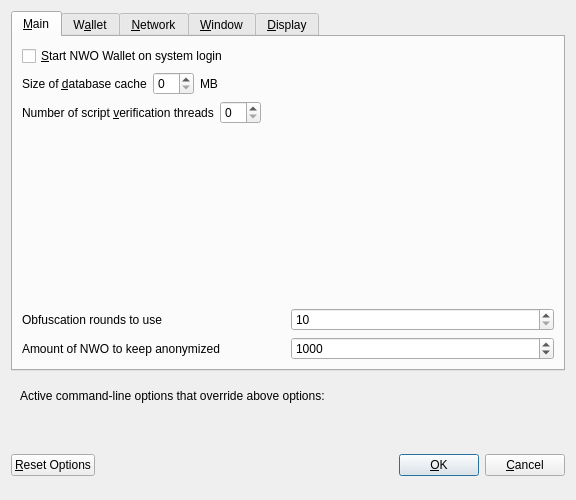
Old version of the form src/qt/forms/optionsdialog.ui in the repository mallmanator/SwampCoin.
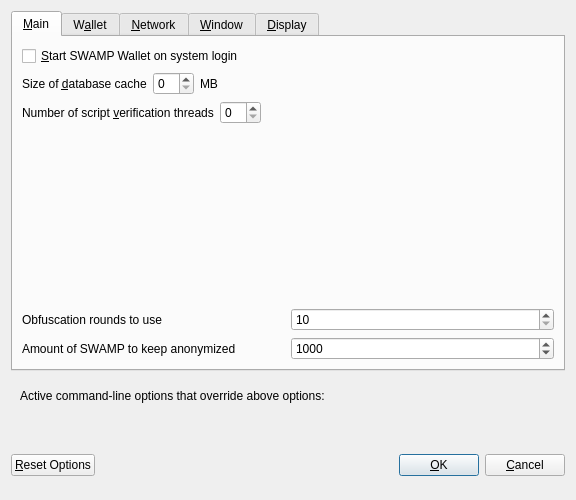
New version of the form. Custom widgets are drawn as their Qt base class.

```diff
--- a/src/qt/forms/optionsdialog.ui
+++ b/src/qt/forms/optionsdialog.ui
@@ -33,7 +33,7 @@
           <string>Automatically start NWO Wallet after logging in to the system.</string>
          </property>
          <property name="text">
-          <string>&amp;Start NWO Wallet on system login</string>
+          <string>&amp;Start SWAMP Wallet on system login</string>
          </property>
         </widget>
        </item>
@@ -174,7 +174,7 @@
             <string notr="true"/>
            </property>
            <property name="text">
-            <string>Amount of NWO to keep anonymized</string>
+            <string>Amount of SWAMP to keep anonymized</string>
            </property>
           </widget>
          </item>
```
Left out of the diff: 10 changed lines with no effect on the pictures.
